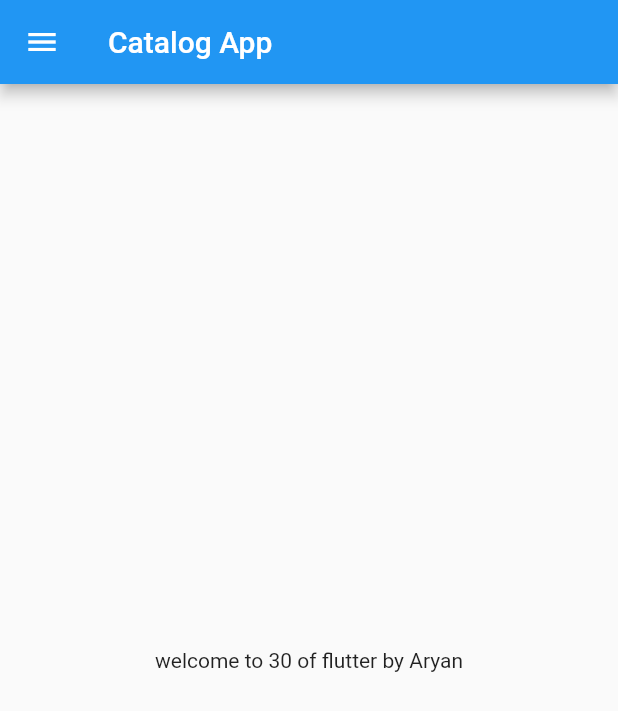
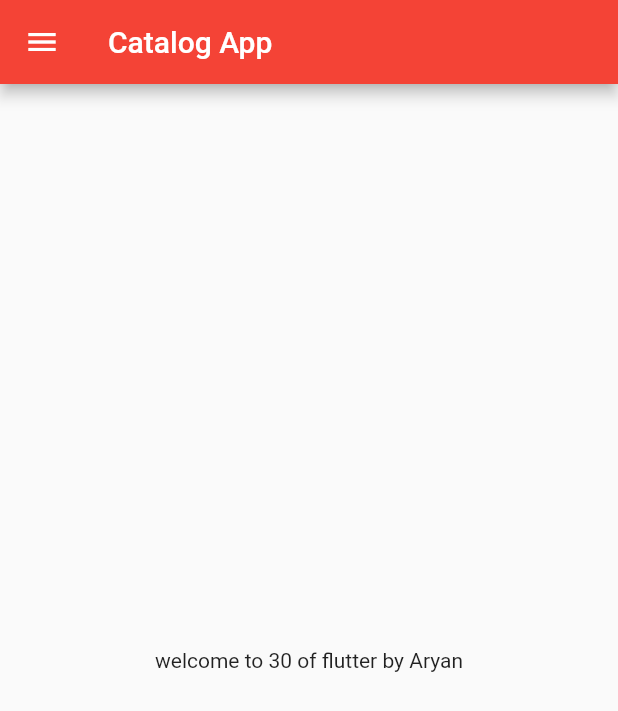
Before and after one commit to aryans1319/flutter_catalog, a Flutter app: the screen it shows after launch, on a phone screen of 412 x 824 dp. Shown: the top 711 px of the screen. Run offline on Flutter 3.47's test engine with Material 2 defaults, Android fonts, the phone set to English and light mode, and no system bars.

Commit message:
Day 3 Completed

```diff
--- a/lib/main.dart
+++ b/lib/main.dart
@@ -1,5 +1,6 @@
 import 'package:flutter/material.dart';
-import 'package:flutter_catalog/home_page.dart';
+import 'package:flutter_catalog/pages/home_page.dart';
+import 'package:flutter_catalog/pages/login_page.dart';
 
 void main() {
   runApp(MyApp());
@@ -10,7 +11,20 @@ class MyApp extends StatelessWidget {
   Widget build(BuildContext context) {
 
     return MaterialApp(
-        home: HomePage(),
+
+        themeMode: ThemeMode.light,
+        theme: ThemeData(primarySwatch: Colors.red),
+        darkTheme: ThemeData(
+          brightness: Brightness.dark,
+        ),
+        initialRoute: "/home",
+        routes: {
+          "/": (context) => LoginPage(),
+          "/home": (context) => HomePage(),
+          "/login": (context) => LoginPage()
+        },
     );
   }
+
+
 }
```
Also changed, not shown: lib/pages/login_page.dart (added, +20 -0 lines), lib/pages/home_page.dart (renamed from lib/home_page.dart), 1 other file.
